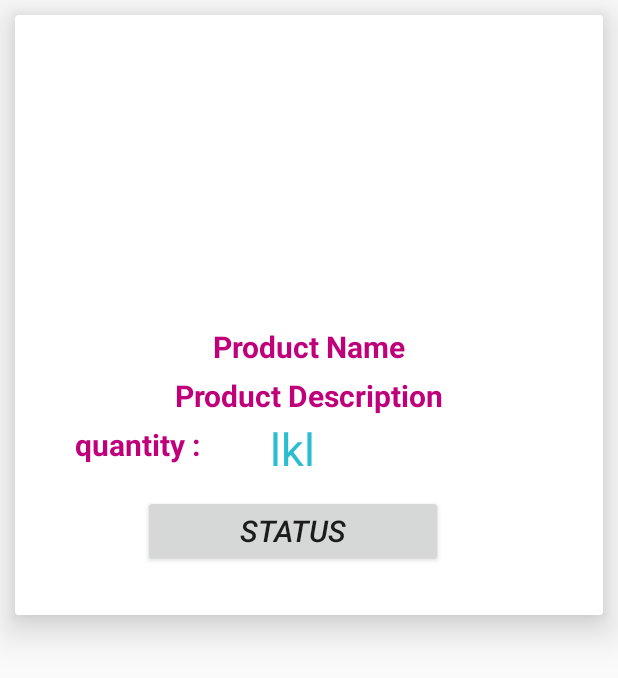
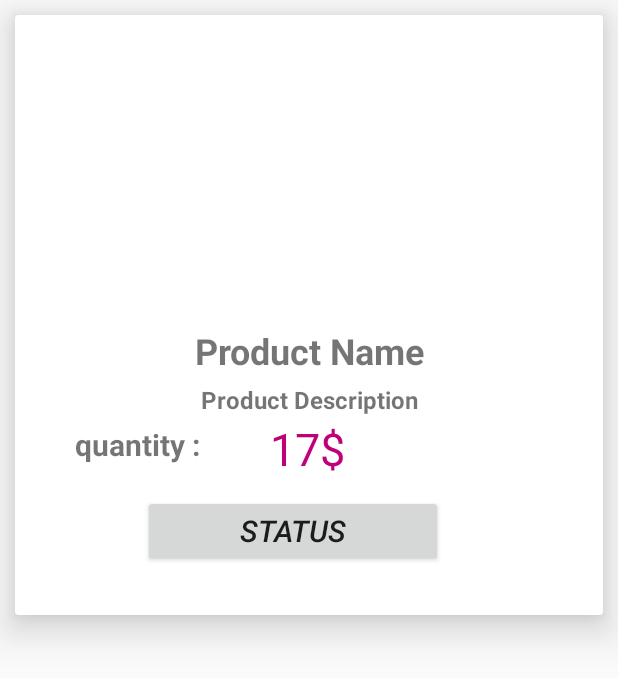
Before and after one commit to kasmiii/AndroidProject, an Android app: the layout vente_item.xml on its own in the app's theme, with its tools: preview values and no code run, on a phone screen of 412 x 824 dp. Shown: the top 678 px of the screen. Run offline under Robolectric (Android 15) with nearby library versions, the phone set to English and light mode, and no system bars.

```diff
--- a/app/src/main/java/com/example/mye_commerceapplication/CartAdapter.java
+++ b/app/src/main/java/com/example/mye_commerceapplication/CartAdapter.java
@@ -80,7 +80,7 @@ public class CartAdapter extends  RecyclerView.Adapter<CartAdapter.ViewHolder> {
                 mRef.child("ligneCommande")
                         .child(Prevalent.currentOnlineUser.getPhone())
                         .child(list_commandes.get(position).getIdLignCommande())
-                        .removeValue();
+                        .setValue(null);//!!!!!!
 
                 //Update the value of number of Floating Button
                 Prevalent.numberOfCommands--;
--- a/app/src/main/java/com/example/mye_commerceapplication/ProductDetailActivity.java
+++ b/app/src/main/java/com/example/mye_commerceapplication/ProductDetailActivity.java
@@ -91,7 +91,7 @@ public class ProductDetailActivity extends AppCompatActivity {
                 DateFormat dateFormat=new SimpleDateFormat("dd/MM/yy HH:mm:ss");
 
                 if(!TextUtils.isEmpty(comment_text.toString())){
-                    Comment comment=new Comment(idCmt,dateFormat.format(dateComment).toString(),comment_text.toString(),Prevalent.currentOnlineUser.getPhone(),productId);
+                    Comment comment=new Comment(idCmt,dateFormat.format(dateComment).toString(),comment_text.getText().toString(),Prevalent.currentOnlineUser.getPhone(),productId);
                     mRefComment.child(idCmt).setValue(comment).addOnCompleteListener(new OnCompleteListener<Void>() {
                         @Override
                         public void onComplete(@NonNull Task<Void> task) {
--- a/app/src/main/java/com/example/mye_commerceapplication/SalesAdapter.java
+++ b/app/src/main/java/com/example/mye_commerceapplication/SalesAdapter.java
@@ -50,8 +50,9 @@ public class SalesAdapter extends RecyclerView.Adapter<SalesAdapter.ViewHolder>
         holder.mProductDescription.setText("descriptiion : "+product.getDescription());
 
         if(list.get(position).getStatus().equals("not shipped")){
-            holder.mButtonStatus.setBackgroundColor(Color.BLUE);
+            holder.mButtonStatus.setBackgroundColor(Color.rgb(233,88,16));
         }
+
         else{
             holder.mButtonStatus.setBackgroundColor(Color.GREEN);
         }
--- a/app/src/main/res/layout/activity_sales.xml
+++ b/app/src/main/res/layout/activity_sales.xml
@@ -23,6 +23,7 @@
             android:textStyle="bold"
             android:textSize="20sp"
             android:layout_marginTop="15dp"
+            android:textColor="@color/colorPrimaryDark"
             />
     </RelativeLayout>
 
--- a/app/src/main/res/layout/vente_item.xml
+++ b/app/src/main/res/layout/vente_item.xml
@@ -28,9 +28,8 @@
             android:layout_below="@+id/shopping_product_image"
             android:textAlignment="center"
             android:layout_marginTop="5dp"
-            android:textSize="20dp"
+            android:textSize="24dp"
             android:textStyle="bold"
-            android:textColor="@color/colorPrimary"
             />
 
         <TextView
@@ -42,8 +41,8 @@
             android:layout_marginTop="5dp"
             android:textAlignment="center"
             android:textStyle="bold"
-            android:textSize="20dp"
-            android:textColor="@color/colorPrimaryDark"
+            android:textSize="16dp"
+
             />
 
         <TextView
@@ -56,7 +55,6 @@
             android:textStyle="bold"
             android:layout_marginLeft="40dp"
             android:layout_marginTop="5dp"
-            android:textColor="@color/colorPrimaryDark"
             />
 
         <TextView
@@ -64,11 +62,11 @@
             android:layout_width="wrap_content"
             android:layout_height="wrap_content"
             android:textSize="30dp"
-            android:text="lkl"
+            android:text="17$"
             android:layout_below="@id/shopping_product_description"
             android:layout_marginLeft="170dp"
             android:layout_marginTop="1dp"
-            android:textColor="@color/cielColor"
+            android:textColor="@color/colorPrimaryDark"
             />
 
         <Button
--- a/app/src/main/res/values/colors.xml
+++ b/app/src/main/res/values/colors.xml
@@ -3,5 +3,5 @@
     <color name="colorPrimary">#BF007A</color>
     <color name="colorPrimaryDark">#BF007A</color>
     <color name="colorAccent">#FF4081</color>
-    <color name="cielColor">#29BED1</color>
+    <color name="orangeColor">#E95810</color>
 </resources>
```
Also changed, not shown: app/src/main/java/com/example/mye_commerceapplication/ConfirmFinalOrderActivity.java (+12 -1 lines), app/src/main/java/com/example/mye_commerceapplication/HomeActivity.java (+1 -6 lines).
